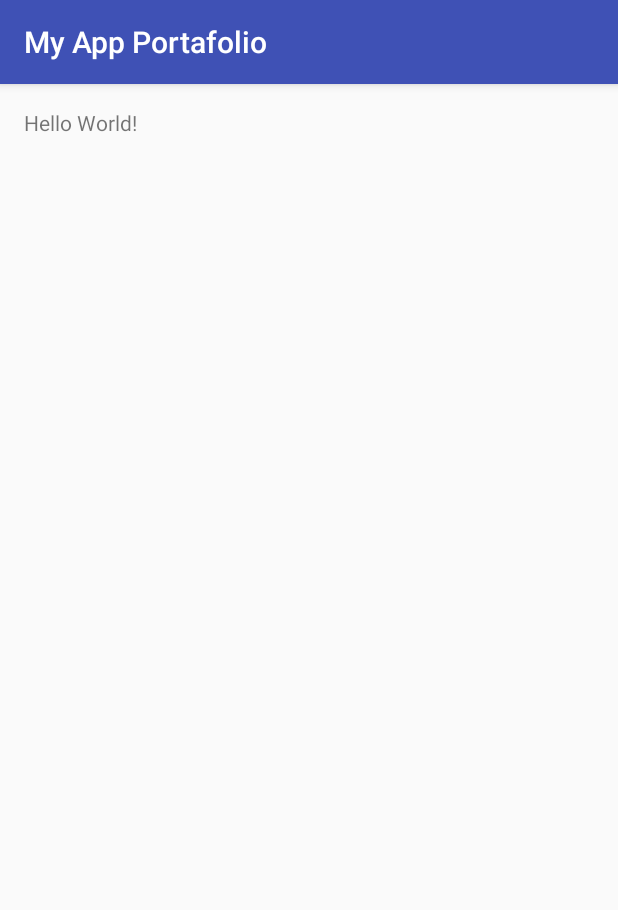
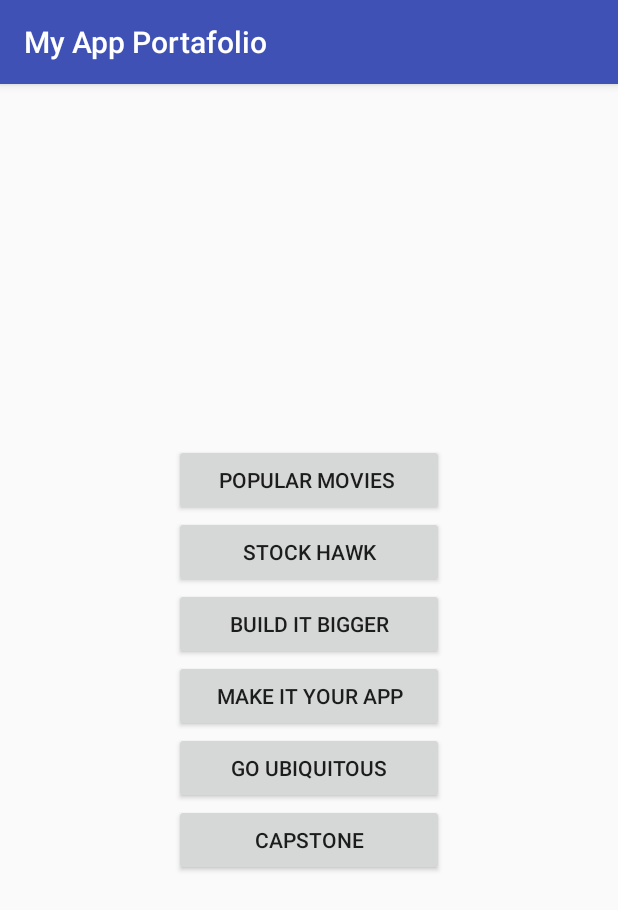
Before and after one commit to dgutie10/App-Portafolio, an Android app: the screen it shows after launch (MainActivity), on a phone screen of 412 x 824 dp. Shown: the top 910 px of the screen. Run offline under Robolectric (Android 15) with nearby library versions, the phone set to English and light mode, and no system bars.

Commit message:
Project ready for submission 1

```diff
--- a/app/src/main/java/com/example/android/myappportafolio/MainActivity.java
+++ b/app/src/main/java/com/example/android/myappportafolio/MainActivity.java
@@ -1,7 +1,21 @@
 package com.example.android.myappportafolio;
 
+import android.content.Context;
+import android.support.v4.app.Fragment;
 import android.support.v7.app.AppCompatActivity;
 import android.os.Bundle;
+import android.view.LayoutInflater;
+import android.view.View;
+import android.view.ViewGroup;
+import android.widget.ArrayAdapter;
+import android.widget.Button;
+import android.widget.ListView;
+import android.widget.Toast;
+
+import java.lang.reflect.Array;
+import java.util.ArrayList;
+import java.util.Arrays;
+
 
 public class MainActivity extends AppCompatActivity {
 
@@ -10,4 +24,54 @@ public class MainActivity extends AppCompatActivity {
         super.onCreate(savedInstanceState);
         setContentView(R.layout.activity_main);
     }
+
+    public void launchToast (View view){
+        Button button = (Button) view;
+
+        String buttonText = button.getText().toString().toLowerCase();
+
+        Context context = getApplicationContext();
+        CharSequence toastContent  = "This button will launch my "+buttonText+" app!";
+        int duration = Toast.LENGTH_SHORT;
+
+        Toast toast = Toast.makeText(context,toastContent,duration);
+        toast.show();
+
+
+    }
+
+
+//    public static class PlaceholderFragment extends Fragment {
+//
+//        public PlaceholderFragment() {
+//        }
+//
+//        public View onCreateView(LayoutInflater inflater, ViewGroup container, Bundle savedBundleState) {
+//            View rootView = inflater.inflate(R.layout.fragment_main, container, false);
+//
+//            String[] appNames = {
+//                    "Popular Movies",
+//                    "Stock Hawk",
+//                    "Build it Bigger",
+//                    "Make your App Material",
+//                    "Go Ubiquitous",
+//                    "Capstone"
+//            };
+//
+//            ArrayList<String> appList = new ArrayList<String>(Arrays.asList(appNames));
+//
+//            ArrayAdapter<String> buttonList = new ArrayAdapter<String>(
+//                    getActivity(),
+//                    R.layout.list_item_name,
+//                    R.id.list_item_app_textview,
+//                    appList
+//            );
+//
+//            ListView listView = (ListView) rootView.findViewById(R.id.listview_app_name);
+//            listView.setAdapter(buttonList);
+//
+//
+//            return rootView;
+//        }
+//    }
 }
--- a/app/src/main/res/layout/activity_main.xml
+++ b/app/src/main/res/layout/activity_main.xml
@@ -1,16 +1,66 @@
 <?xml version="1.0" encoding="utf-8"?>
-<RelativeLayout xmlns:android="http://schemas.android.com/apk/res/android"
+<LinearLayout xmlns:android="http://schemas.android.com/apk/res/android"
     xmlns:tools="http://schemas.android.com/tools"
+    android:orientation="vertical"
+    android:gravity="center"
     android:layout_width="match_parent"
     android:layout_height="match_parent"
     android:paddingBottom="@dimen/activity_vertical_margin"
     android:paddingLeft="@dimen/activity_horizontal_margin"
     android:paddingRight="@dimen/activity_horizontal_margin"
     android:paddingTop="@dimen/activity_vertical_margin"
-    tools:context="com.example.android.myappportafolio.MainActivity">
+    tools:context="com.example.android.myappportafolio.MainActivity" >
 
-    <TextView
+
+
+   <!-- <LinearLayout
         android:layout_width="match_parent"
-        android:layout_height="match_parent"
-        android:text="Hello World!" />
-</RelativeLayout>
+        android:layout_height="wrap_content"
+        android:gravity="center"
+        android:orientation="vertical">-->
+
+        <Button
+            android:layout_width="180dp"
+            android:layout_height="wrap_content"
+            android:text="POPULAR MOVIES "
+            android:onClick="launchToast"
+            />
+
+        <Button
+            android:layout_width="180dp"
+            android:layout_height="wrap_content"
+            android:text="STOCK HAWK"
+            android:onClick="launchToast"
+            />
+        <Button
+            android:layout_width="180dp"
+            android:layout_height="wrap_content"
+            android:text="BUILD IT BIGGER"
+            android:onClick="launchToast"
+            />
+        <Button
+            android:layout_width="180dp"
+            android:layout_height="wrap_content"
+            android:text="MAKE IT YOUR APP"
+            android:onClick="launchToast"
+            />
+        <Button
+            android:layout_width="180dp"
+            android:layout_height="wrap_content"
+            android:text="GO UBIQUITOUS"
+            android:onClick="launchToast"
+            />
+
+        <Button
+            android:layout_width="180dp"
+            android:layout_height="wrap_content"
+            android:text="CAPSTONE"
+            android:onClick="launchToast"
+            />
+
+
+
+
+
+
+</LinearLayout>
```
